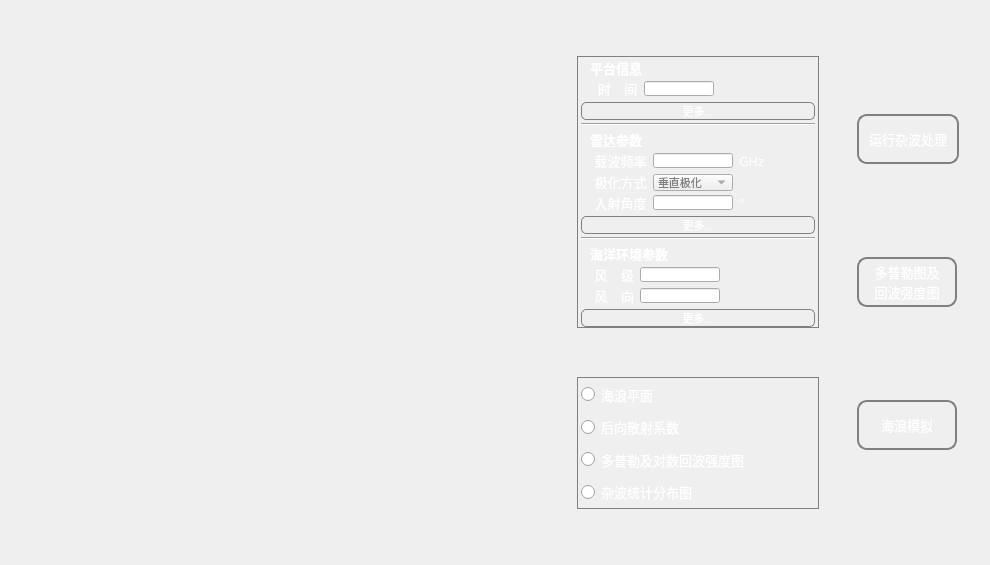
Before: the Qt Designer form MainWindow.ui in cedricxs/RadarSimulator, drawn with Qt 5.
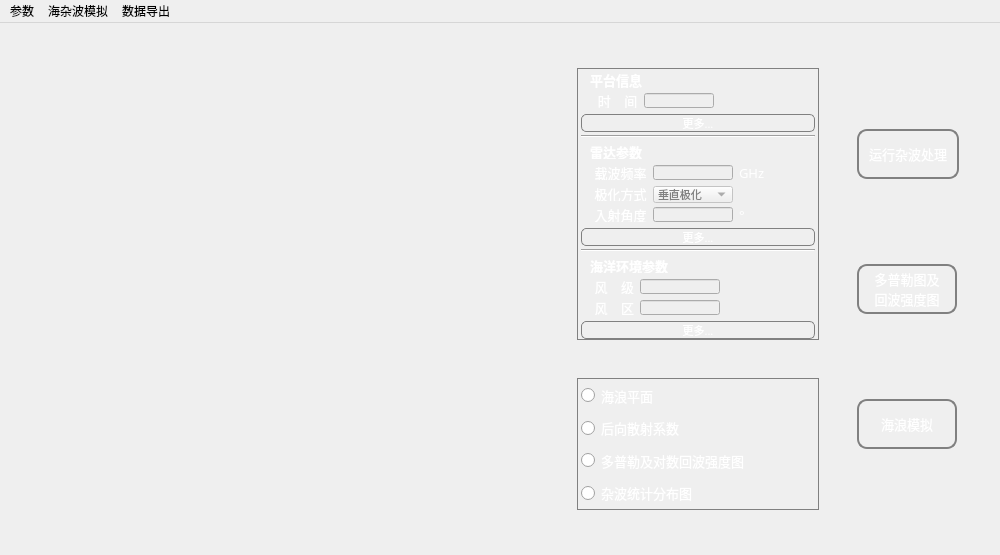
After: the same form once the commit is applied. Icons and pictures are not drawn.

```diff
--- a/MainWindow.ui
+++ b/MainWindow.ui
@@ -6,8 +6,8 @@
    <rect>
     <x>0</x>
     <y>0</y>
-    <width>990</width>
-    <height>565</height>
+    <width>1000</width>
+    <height>555</height>
    </rect>
   </property>
   <property name="sizePolicy">
@@ -585,6 +585,9 @@
                   </item>
                   <item>
                    <widget class="QLineEdit" name="lineEdit_2">
+                    <property name="enabled">
+                     <bool>false</bool>
+                    </property>
                     <property name="sizePolicy">
                      <sizepolicy hsizetype="Expanding" vsizetype="Expanding">
                       <horstretch>0</horstretch>
@@ -603,6 +606,9 @@
                       <height>16777215</height>
                      </size>
                     </property>
+                    <property name="readOnly">
+                     <bool>true</bool>
+                    </property>
                    </widget>
                   </item>
                   <item>
@@ -707,6 +713,9 @@
                   </item>
                   <item>
                    <widget class="QLineEdit" name="lineEdit_22">
+                    <property name="enabled">
+                     <bool>false</bool>
+                    </property>
                     <property name="maximumSize">
                      <size>
                       <width>80</width>
@@ -718,6 +727,9 @@
                       <family>黑体</family>
                      </font>
                     </property>
+                    <property name="readOnly">
+                     <bool>true</bool>
+                    </property>
                    </widget>
                   </item>
                   <item>
@@ -771,6 +783,9 @@
                   </item>
                   <item>
                    <widget class="QComboBox" name="comboBox">
+                    <property name="enabled">
+                     <bool>false</bool>
+                    </property>
                     <property name="minimumSize">
                      <size>
                       <width>80</width>
@@ -792,6 +807,12 @@
                     <property name="styleSheet">
                      <string notr="true">QComboBox#comboBox{color:gray}</string>
                     </property>
+                    <property name="currentIndex">
+                     <number>0</number>
+                    </property>
+                    <property name="frame">
+                     <bool>true</bool>
+                    </property>
                     <item>
                      <property name="text">
                       <string>垂直极化</string>
@@ -839,6 +860,9 @@
                   </item>
                   <item>
                    <widget class="QLineEdit" name="lineEdit_26">
+                    <property name="enabled">
+                     <bool>false</bool>
+                    </property>
                     <property name="maximumSize">
                      <size>
                       <width>80</width>
@@ -850,6 +874,9 @@
                       <family>黑体</family>
                      </font>
                     </property>
+                    <property name="readOnly">
+                     <bool>true</bool>
+                    </property>
                    </widget>
                   </item>
                   <item>
@@ -950,6 +977,9 @@
                   </item>
                   <item>
                    <widget class="QLineEdit" name="lineEdit_11">
+                    <property name="enabled">
+                     <bool>false</bool>
+                    </property>
                     <property name="minimumSize">
                      <size>
                       <width>80</width>
@@ -967,6 +997,9 @@
                       <family>黑体</family>
                      </font>
                     </property>
+                    <property name="readOnly">
+                     <bool>true</bool>
+                    </property>
                    </widget>
                   </item>
                   <item>
@@ -1004,18 +1037,24 @@
                      <string notr="true">QLabel#label_3{color:white}</string>
                     </property>
                     <property name="text">
-                     <string>    风    向</string>
+                     <string>    风    区</string>
                     </property>
                    </widget>
                   </item>
                   <item>
                    <widget class="QLineEdit" name="lineEdit">
+                    <property name="enabled">
+                     <bool>false</bool>
+                    </property>
                     <property name="maximumSize">
                      <size>
                       <width>80</width>
                       <height>16777215</height>
                      </size>
                     </property>
+                    <property name="readOnly">
+                     <bool>true</bool>
+                    </property>
                    </widget>
                   </item>
                   <item>
@@ -1298,6 +1337,76 @@
     </item>
    </layout>
   </widget>
+  <widget class="QMenuBar" name="menuBar">
+   <property name="geometry">
+    <rect>
+     <x>0</x>
+     <y>0</y>
+     <width>1000</width>
+     <height>23</height>
+    </rect>
+   </property>
+   <widget class="QMenu" name="menu">
+    <property name="title">
+     <string>参数</string>
+    </property>
+    <addaction name="action"/>
+    <addaction name="separator"/>
+    <addaction name="action_3"/>
+    <addaction name="separator"/>
+    <addaction name="action_5"/>
+   </widget>
+   <widget class="QMenu" name="menu_2">
+    <property name="title">
+     <string>海杂波模拟</string>
+    </property>
+    <addaction name="action_2"/>
+    <addaction name="separator"/>
+    <addaction name="action_7"/>
+   </widget>
+   <widget class="QMenu" name="menu_3">
+    <property name="title">
+     <string>数据导出</string>
+    </property>
+    <addaction name="action_6"/>
+   </widget>
+   <addaction name="menu"/>
+   <addaction name="menu_2"/>
+   <addaction name="menu_3"/>
+  </widget>
+  <action name="action">
+   <property name="text">
+    <string>雷达模拟器参数</string>
+   </property>
+  </action>
+  <action name="action_3">
+   <property name="enabled">
+    <bool>true</bool>
+   </property>
+   <property name="text">
+    <string>平台状态参数</string>
+   </property>
+  </action>
+  <action name="action_5">
+   <property name="text">
+    <string>海洋环境参数</string>
+   </property>
+  </action>
+  <action name="action_6">
+   <property name="text">
+    <string>海杂波数据导出</string>
+   </property>
+  </action>
+  <action name="action_2">
+   <property name="text">
+    <string>运行</string>
+   </property>
+  </action>
+  <action name="action_7">
+   <property name="text">
+    <string>停止</string>
+   </property>
+  </action>
  </widget>
  <resources>
   <include location="img.qrc"/>
```
Left out of the diff: 2 changed lines with no effect on the pictures.
